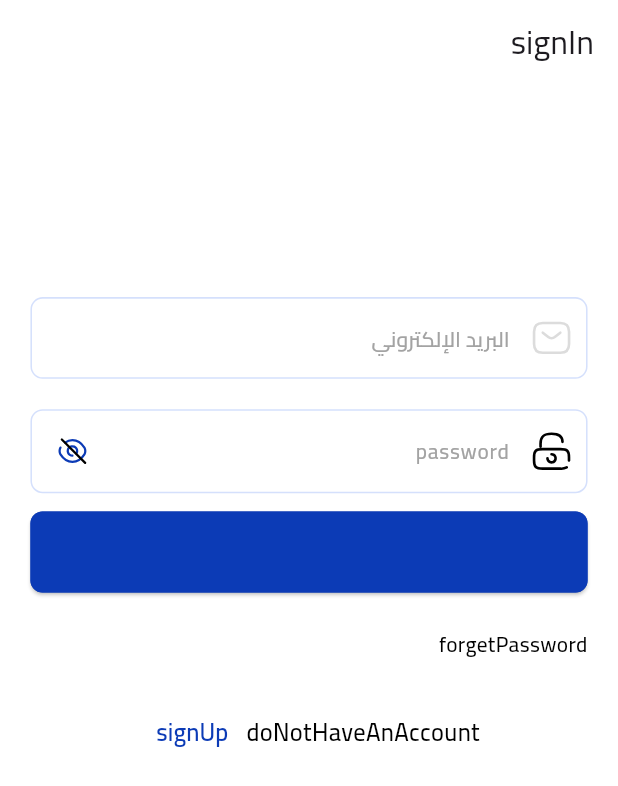
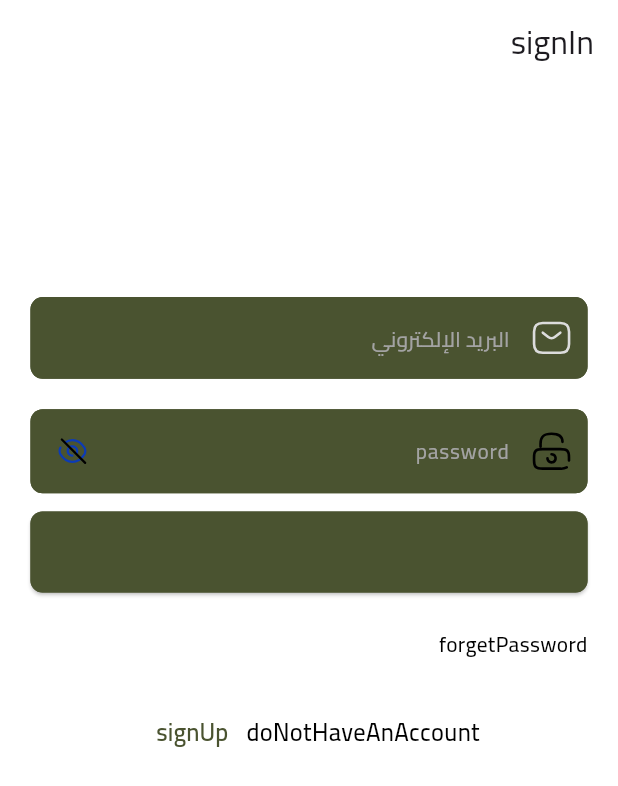
Before and after one commit to mostafaahmedbahr/El-Kottab, a Flutter app: the screen it shows after launch, on a phone screen of 412 x 824 dp. Shown: the top 786 px of the screen. Run offline on Flutter 3.47's test engine with Material 3 defaults, Android fonts, the light colour scheme and no system bars; our stand-ins replace cached_network_image, cherry_toast, conditional_builder_null_safety, dartz, dio, easy_localization and 12 more; accounts and stored records are empty.

Commit message:
app colors

```diff
--- a/lib/core/shared_widgets/custom_button.dart
+++ b/lib/core/shared_widgets/custom_button.dart
@@ -33,11 +33,11 @@ class CustomButton extends StatelessWidget {
             borderRadius: BorderRadius.circular(radius ?? 8),
             side: BorderSide(
               width: 1.0,
-              color: borderColor ?? AppColors.primaryDark,
+              color: borderColor ?? AppColors.darkOlive,
             ),
           ),
-          backgroundColor: btnColor ?? AppColors.primaryDark,
-          foregroundColor: AppColors.primaryDark,
+          backgroundColor: btnColor ?? AppColors.darkOlive,
+          foregroundColor: AppColors.darkOlive,
         ),
         child: btnText,
       ),
--- a/lib/core/shared_widgets/custom_loading.dart
+++ b/lib/core/shared_widgets/custom_loading.dart
@@ -10,7 +10,7 @@ class CustomLoading extends StatelessWidget {
   Widget build(BuildContext context) {
     return Center(
       child: LoadingAnimationWidget.threeArchedCircle(
-        size:size?? 50, color:color?? AppColors.primaryDark,
+        size:size?? 50, color:color?? AppColors.darkOlive,
       ),
     );
   }
--- a/lib/core/shared_widgets/custom_text_form_filed.dart
+++ b/lib/core/shared_widgets/custom_text_form_filed.dart
@@ -65,7 +65,7 @@ class CustomTextFormField extends StatelessWidget {
     this.labelStyle,
     this.backgroundColor,
     this.helperText,
-    this.borderColor = AppColors.blueLight,
+    this.borderColor = AppColors.darkOlive,
     this.borderWidth,
     this.errorText,
     this.obscureText = false,
@@ -189,13 +189,13 @@ class CustomTextFormField extends StatelessWidget {
         prefixIcon: prefixIcon,
         filled: true,
         suffixIcon: suffixIcon,
-        prefixIconColor: AppColors.primaryDark,
-        suffixIconColor: AppColors.primaryDark,
+        prefixIconColor: AppColors.darkOlive,
+        suffixIconColor: AppColors.darkOlive,
         enabled: enabled ?? true,
         contentPadding: contentPadding ??
             EdgeInsets.symmetric(
                 horizontal: width ?? 15.w, vertical: height ?? 15.h),
-        fillColor: backgroundColor ?? AppColors.scaffoldBackground,
+        fillColor: backgroundColor ?? AppColors.darkOlive,
       ),
       maxLines: isChat ? null : 1,
       minLines: isChat ? null : minLines,
--- a/lib/core/themes/app_colors.dart
+++ b/lib/core/themes/app_colors.dart
@@ -1,18 +1,6 @@
 import 'package:flutter/material.dart';
 
 class AppColors {
-  // Primary Colors - الألوان الأساسية
-  static const primaryDark = Color(0xff0C3BB6);
-  static const primaryMain = Color(0xff0C3BB6);
-  static const primaryLight = Color(0xff4074FF);
-  static const primaryVeryLight = Color(0x1A006638);
-
-  // Neutral Colors - الألوان المحايدة
-  static const black = Color(0xff000000);
-  static const textDark = Color(0xff151515);
-  static const textPrimary = Color(0xff272727);
-  static const textSecondary = Color(0xff383838);
-  static const textTertiary = Color(0xff4A4A4A);
 
   static const grayDarkest = Color(0xff5C5C5C);
   static const grayDarker = Color(0xff6E6E6E);
@@ -24,31 +12,33 @@ class AppColors {
   static const grayLightest = Color(0xffD8D8D8);
   static const backgroundLight = Color(0xffEFEFEF);
   static const white = Color(0xffffffff);
+  static const black = Color(0xff000000);
 
-  // Blue Colors - الألوان الزرقاء
-  static const blueLight = Color(0xffD5E0FC);
-  static const blueVeryLight = Color(0xffE7EBF8);
 
-  // Status Colors - ألوان الحالة
-  // Red - للخطأ والتحذير
+
+
   static const errorLight = Color(0xffFB3748);
   static const errorDark = Color(0xffD00416);
-  static const errorVeryLight = Color(0x1AFB3748);
+  static const errorVeryDark = Color(0x1AFB3748);
 
-  // Yellow - للتحذيرات
+
   static const warningLight = Color(0xffFFDB43);
   static const warningDark = Color(0xffDFB400);
-  static const warningVeryLight = Color(0x1AFFDB43);
+  static const warningVeryDark = Color(0x1AFFDB43);
 
   // Green - للنجاح
   static const successLight = Color(0xff84EBB4);
-  static const successDark = Color(0xff1FC16B);
-  static const successVeryLight = Color(0x1A1FC16B);
+  static const success = Color(0xff1FC16B);
+  static const successVeryDark = Color(0x1A1FC16B);
 
-  // Other Colors
-  static const divider = Color(0xff92929D);
-  static const scaffoldBackground = Color(0xffffffff);
 
-  // Transparent Colors
-  static Color shadowLight = const Color(0xff030303).withValues(alpha: 0.1);
+
+
+
+  static const Color darkOlive = Color(0xFF4A5330);
+  static const Color gold = Color(0xFFC89A39);
+  static const Color lightGold = Color(0xFFD8B56A);
+  static const Color cream = Color(0xFFF4EEDC);
+  static const Color softGold = Color(0xFFE3C98A);
+
 }
--- a/lib/core/themes/app_styles.dart
+++ b/lib/core/themes/app_styles.dart
@@ -49,19 +49,19 @@ class AppStyles {
   static final TextStyle primary14Medium = _createStyle(
     fontSize: 14.sp,
     fontWeight: medium,
-    color: AppColors.primaryDark,
+    color: AppColors.darkOlive,
   );
 
   static final TextStyle primary16Medium = _createStyle(
     fontSize: 16.sp,
     fontWeight: medium,
-    color: AppColors.primaryDark,
+    color: AppColors.darkOlive,
   );
 
   static final TextStyle primary16SemiBold = _createStyle(
     fontSize: 16.sp,
     fontWeight: semiBold,
-    color: AppColors.primaryDark,
+    color: AppColors.darkOlive,
   );
 
   static final TextStyle black14Regular = _createStyle(
--- a/lib/my_app.dart
+++ b/lib/my_app.dart
@@ -34,7 +34,7 @@ class MyApp extends StatelessWidget {
                     supportedLocales: context.supportedLocales,
                     locale: context.locale,
                     debugShowCheckedModeBanner: false,
-                    title: "Easy Deal",
+                    title: "El Kottab",
                     theme: ThemeData(
                       fontFamily: locale.languageCode == 'ar' ? "Cairo" : "RobotoCondensed",
                       scaffoldBackgroundColor: AppColors.white,
```
